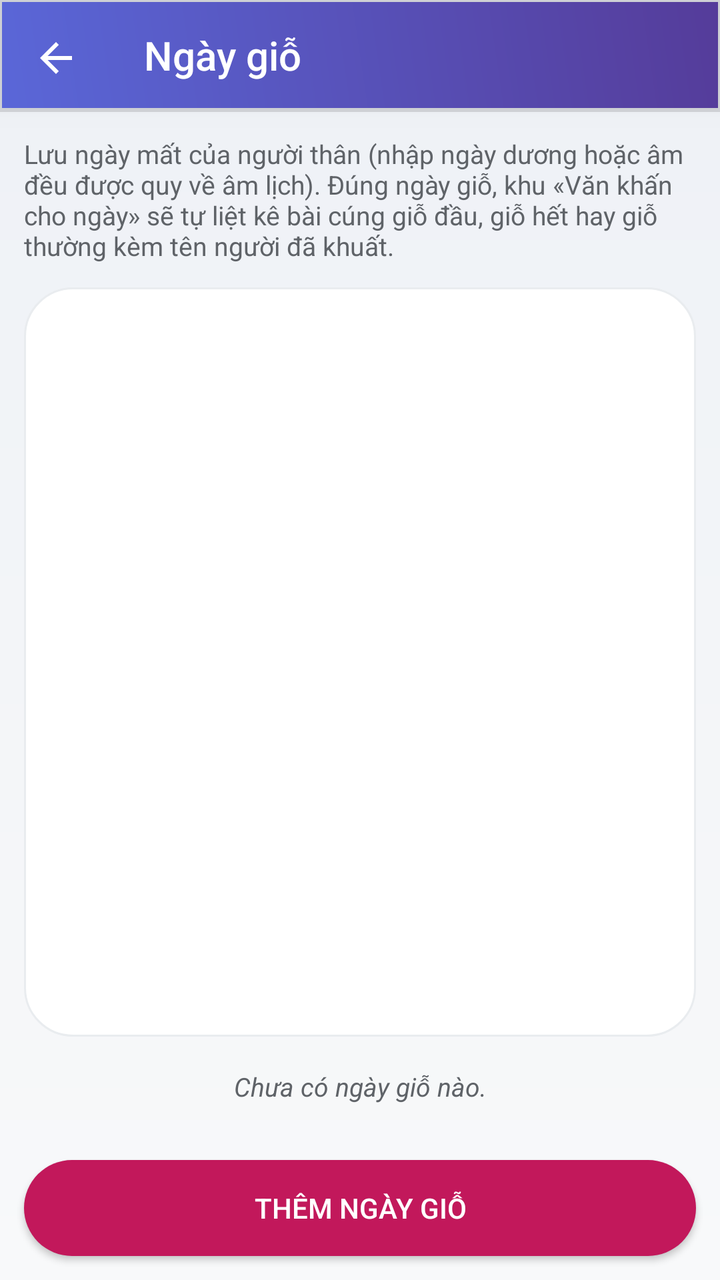
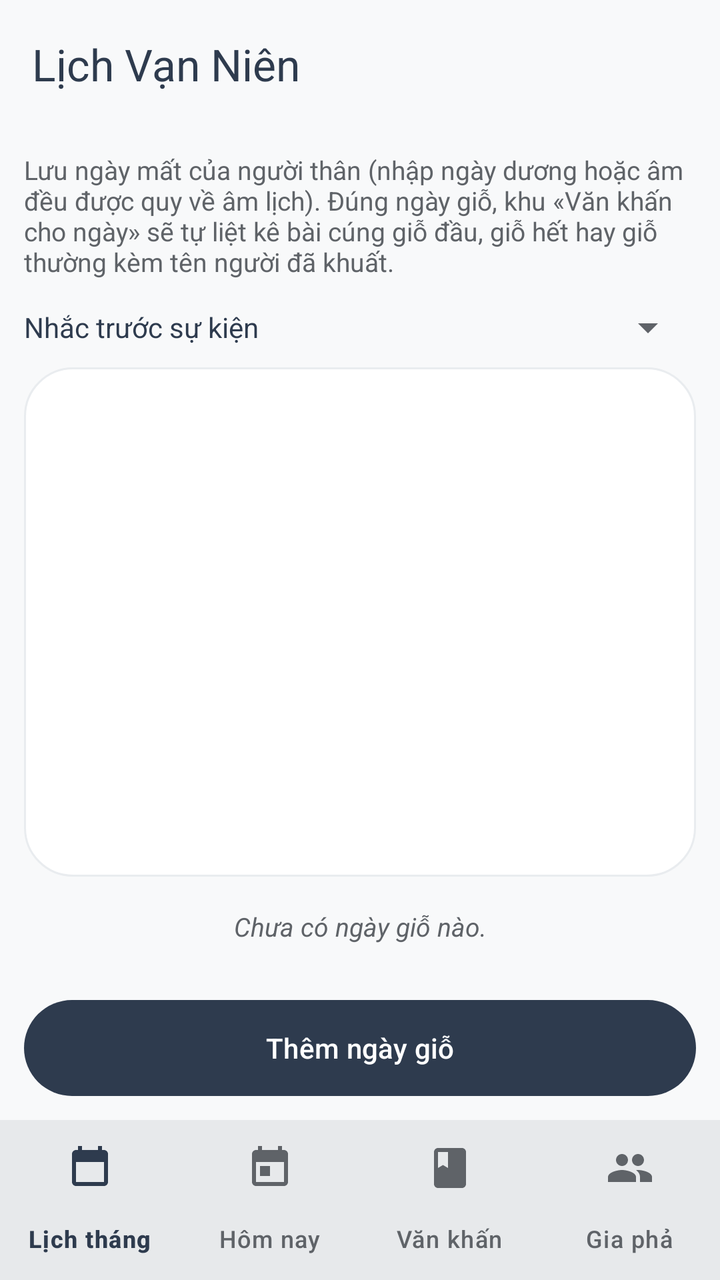

Two renders of the same Android screen: before a commit and after it. Below are the layout's source before the change and the commit's diff.
<!-- AndroidManifest.xml: activity theme AppTheme -->
<!-- res/layout/activity_gio_settings.xml -->
<?xml version="1.0" encoding="utf-8"?>
<LinearLayout xmlns:android="http://schemas.android.com/apk/res/android"
    xmlns:app="http://schemas.android.com/apk/res-auto"
    android:layout_width="match_parent"
    android:layout_height="match_parent"
    android:background="@drawable/month_screen_background"
    android:orientation="vertical">

    <androidx.appcompat.widget.Toolbar
        android:id="@+id/toolbar"
        android:layout_width="match_parent"
        android:layout_height="?attr/actionBarSize"
        android:background="@drawable/toolbar_background"
        android:elevation="8dp"
        android:theme="@style/ThemeOverlay.AppCompat.Dark.ActionBar"
        app:navigationIcon="@drawable/ic_arrow_back"
        app:popupTheme="@style/ThemeOverlay.AppCompat.Light"
        app:title="Ngày giỗ" />

    <TextView
        android:layout_width="match_parent"
        android:layout_height="wrap_content"
        android:padding="12dp"
        android:text="Lưu ngày mất của người thân (nhập ngày dương hoặc âm đều được quy về âm lịch). Đúng ngày giỗ, khu «Văn khấn cho ngày» sẽ tự liệt kê bài cúng giỗ đầu, giỗ hết hay giỗ thường kèm tên người đã khuất."
        android:textColor="@color/textSecondary"
        android:textSize="13sp" />

    <androidx.recyclerview.widget.RecyclerView
        android:id="@+id/gio_list"
        android:layout_width="match_parent"
        android:layout_height="0dp"
        android:layout_weight="1"
        android:layout_marginHorizontal="12dp"
        android:background="@drawable/month_card_background"
        android:clipToPadding="false"
        android:paddingBottom="12dp" />

    <TextView
        android:id="@+id/gio_empty"
        android:layout_width="match_parent"
        android:layout_height="wrap_content"
        android:gravity="center"
        android:paddingVertical="16dp"
        android:text="Chưa có ngày giỗ nào."
        android:textColor="@color/textSecondary"
        android:textSize="13sp"
        android:textStyle="italic" />

    <Button
        android:id="@+id/add_gio_button"
        android:layout_width="match_parent"
        android:layout_height="48dp"
        android:layout_margin="12dp"
        android:background="@drawable/month_primary_button_background"
        android:text="Thêm ngày giỗ"
        android:textColor="@color/textLight"
        android:textSize="14sp" />

</LinearLayout>
<!-- resources referenced by this layout -->
<resources>
  <color name="textLight">#FFFFFF</color>
  <color name="textSecondary">#5F6368</color>
  <!-- drawable ic_arrow_back (drawable) -->
  <?xml version="1.0" encoding="utf-8"?>
  <vector xmlns:android="http://schemas.android.com/apk/res/android"
      android:width="24dp"
      android:height="24dp"
      android:viewportWidth="24"
      android:viewportHeight="24">
      <path
          android:fillColor="#FFFFFF"
          android:pathData="M20,11H7.83l5.59,-5.59L12,4l-8,8 8,8 1.41,-1.41L7.83,13H20v-2z"/>
  </vector>
  <!-- drawable month_card_background (drawable) -->
  <?xml version="1.0" encoding="utf-8"?>
  <shape xmlns:android="http://schemas.android.com/apk/res/android">
      <solid android:color="#FFFFFF" />
      <corners android:radius="24dp" />
      <stroke
          android:width="1dp"
          android:color="@color/cardBorder" />
  </shape>
  <!-- drawable month_primary_button_background (drawable) -->
  <?xml version="1.0" encoding="utf-8"?>
  <shape xmlns:android="http://schemas.android.com/apk/res/android">
      <solid android:color="@color/weekendColor" />
      <corners android:radius="24dp" />
  </shape>
  <!-- drawable month_screen_background (drawable) -->
  <?xml version="1.0" encoding="utf-8"?>
  <shape xmlns:android="http://schemas.android.com/apk/res/android">
      <gradient
          android:angle="90"
          android:endColor="@color/monthBackgroundEnd"
          android:startColor="@color/backgroundPrimary"
          android:type="linear" />
  </shape>
  <!-- drawable toolbar_background (drawable) -->
  <?xml version="1.0" encoding="utf-8"?>
  <layer-list xmlns:android="http://schemas.android.com/apk/res/android">
      
      <item>
          <shape android:shape="rectangle">
              <solid android:color="#20000000" />
              <padding
                  android:bottom="2dp"
                  android:left="1dp"
                  android:right="1dp"
                  android:top="1dp" />
          </shape>
      </item>
      
      
      <item>
          <shape android:shape="rectangle">
              <gradient
                  android:angle="45"
                  android:startColor="@color/gradientSecondaryStart"
                  android:endColor="@color/gradientSecondaryEnd"
                  android:type="linear" />
          </shape>
      </item>
  </layer-list>
  <style name="AppTheme" parent="Theme.AppCompat.Light.NoActionBar">
          <item name="colorPrimary">@color/primaryColor</item>
          <item name="colorPrimaryDark">@color/primaryDarkColor</item>
          <item name="colorAccent">@color/secondaryColor</item>
          <item name="android:windowIsTranslucent">true</item>
          <item name="android:windowTranslucentStatus">true</item>
          <item name="android:statusBarColor">@android:color/transparent</item>
          <item name="android:windowBackground">@color/backgroundPrimary</item>
          <item name="android:textColorPrimary">@color/textPrimary</item>
          <item name="android:textColorSecondary">@color/textSecondary</item>
      </style>
  <color name="cardBorder">#E9ECEF</color>
  <color name="weekendColor">#C2185B</color>
  <color name="monthBackgroundEnd">#EEF1F6</color>
  <color name="backgroundPrimary">#F8F9FA</color>
  <color name="gradientSecondaryStart">#5A67D8</color>
  <color name="gradientSecondaryEnd">#553C9A</color>
  <color name="primaryColor">#2E3B4E</color>
  <color name="primaryDarkColor">#1A2332</color>
  <color name="secondaryColor">#C2185B</color>
  <color name="textPrimary">#2E3B4E</color>
</resources>

<!-- the commit's change to res/layout/activity_gio_settings.xml (unified diff, before → after) -->
@@ -3,19 +3,18 @@
     xmlns:app="http://schemas.android.com/apk/res-auto"
     android:layout_width="match_parent"
     android:layout_height="match_parent"
-    android:background="@drawable/month_screen_background"
-    android:orientation="vertical">
+    android:background="?attr/colorSurface"
+    android:orientation="vertical"
+    android:id="@+id/app_root">
 
-    <androidx.appcompat.widget.Toolbar
-        android:id="@+id/toolbar"
+    <include layout="@layout/app_header" />
+    <LinearLayout
+        android:id="@+id/app_body"
         android:layout_width="match_parent"
-        android:layout_height="?attr/actionBarSize"
-        android:background="@drawable/toolbar_background"
-        android:elevation="8dp"
-        android:theme="@style/ThemeOverlay.AppCompat.Dark.ActionBar"
-        app:navigationIcon="@drawable/ic_arrow_back"
-        app:popupTheme="@style/ThemeOverlay.AppCompat.Light"
-        app:title="Ngày giỗ" />
+        android:layout_height="0dp"
+        android:layout_weight="1"
+        android:orientation="vertical">
+
 
     <TextView
         android:layout_width="match_parent"
@@ -25,6 +24,29 @@
         android:textColor="@color/textSecondary"
         android:textSize="13sp" />
 
+    <LinearLayout
+        android:layout_width="match_parent"
+        android:layout_height="wrap_content"
+        android:gravity="center_vertical"
+        android:orientation="horizontal"
+        android:paddingStart="12dp"
+        android:paddingEnd="12dp"
+        android:paddingBottom="8dp">
+
+        <TextView
+            android:layout_width="0dp"
+            android:layout_height="wrap_content"
+            android:layout_weight="1"
+            android:text="Nhắc trước sự kiện"
+            android:textColor="?attr/colorOnSurface"
+            android:textSize="14sp" />
+
+        <Spinner
+            android:id="@+id/reminder_days_spinner"
+            android:layout_width="wrap_content"
+            android:layout_height="wrap_content"
+            android:minWidth="96dp" />
+    </LinearLayout>
     <androidx.recyclerview.widget.RecyclerView
         android:id="@+id/gio_list"
         android:layout_width="match_parent"
@@ -56,4 +78,33 @@
         android:textColor="@color/textLight"
         android:textSize="14sp" />
 
+        </LinearLayout>
+
+<include layout="@layout/app_bottom_nav" />
+
 </LinearLayout>
+<!-- res/layout/app_header.xml (included above) -->
+<?xml version="1.0" encoding="utf-8"?>
+<com.google.android.material.appbar.MaterialToolbar xmlns:android="http://schemas.android.com/apk/res/android"
+    xmlns:app="http://schemas.android.com/apk/res-auto"
+    android:id="@+id/toolbar"
+    android:layout_width="match_parent"
+    android:layout_height="?attr/actionBarSize"
+    android:background="?attr/colorSurface"
+    android:elevation="0dp"
+    app:navigationIconTint="?attr/colorOnSurface"
+    app:title="@string/app_name"
+    app:titleTextColor="?attr/colorOnSurface" />
+<!-- res/layout/app_bottom_nav.xml (included above) -->
+<?xml version="1.0" encoding="utf-8"?>
+<com.google.android.material.bottomnavigation.BottomNavigationView xmlns:android="http://schemas.android.com/apk/res/android"
+    xmlns:app="http://schemas.android.com/apk/res-auto"
+    android:id="@+id/bottom_navigation"
+    android:layout_width="match_parent"
+    android:layout_height="wrap_content"
+    android:background="?attr/colorSurface"
+    android:elevation="3dp"
+    app:itemIconTint="@color/bottom_nav_item_color"
+    app:itemTextColor="@color/bottom_nav_item_color"
+    app:labelVisibilityMode="labeled"
+    app:menu="@menu/main_bottom_nav" />
<!-- resource entries referenced after the edit -->
@@ -2,25 +2,14 @@
 <resources>
   <color name="textLight">#FFFFFF</color>
   <color name="textSecondary">#5F6368</color>
-  <!-- drawable ic_arrow_back (drawable) -->
-  <?xml version="1.0" encoding="utf-8"?>
-  <vector xmlns:android="http://schemas.android.com/apk/res/android"
-      android:width="24dp"
-      android:height="24dp"
-      android:viewportWidth="24"
-      android:viewportHeight="24">
-      <path
-          android:fillColor="#FFFFFF"
-          android:pathData="M20,11H7.83l5.59,-5.59L12,4l-8,8 8,8 1.41,-1.41L7.83,13H20v-2z"/>
-  </vector>
   <!-- drawable month_card_background (drawable) -->
   <?xml version="1.0" encoding="utf-8"?>
   <shape xmlns:android="http://schemas.android.com/apk/res/android">
-      <solid android:color="#FFFFFF" />
+      <solid android:color="?attr/colorSurfaceVariant" />
       <corners android:radius="24dp" />
       <stroke
           android:width="1dp"
-          android:color="@color/cardBorder" />
+          android:color="?attr/colorOutline" />
   </shape>
   <!-- drawable month_primary_button_background (drawable) -->
   <?xml version="1.0" encoding="utf-8"?>
@@ -28,61 +17,37 @@
       <solid android:color="@color/weekendColor" />
       <corners android:radius="24dp" />
   </shape>
-  <!-- drawable month_screen_background (drawable) -->
-  <?xml version="1.0" encoding="utf-8"?>
-  <shape xmlns:android="http://schemas.android.com/apk/res/android">
-      <gradient
-          android:angle="90"
-          android:endColor="@color/monthBackgroundEnd"
-          android:startColor="@color/backgroundPrimary"
-          android:type="linear" />
-  </shape>
-  <!-- drawable toolbar_background (drawable) -->
-  <?xml version="1.0" encoding="utf-8"?>
-  <layer-list xmlns:android="http://schemas.android.com/apk/res/android">
-      
-      <item>
-          <shape android:shape="rectangle">
-              <solid android:color="#20000000" />
-              <padding
-                  android:bottom="2dp"
-                  android:left="1dp"
-                  android:right="1dp"
-                  android:top="1dp" />
-          </shape>
-      </item>
-      
-      
-      <item>
-          <shape android:shape="rectangle">
-              <gradient
-                  android:angle="45"
-                  android:startColor="@color/gradientSecondaryStart"
-                  android:endColor="@color/gradientSecondaryEnd"
-                  android:type="linear" />
-          </shape>
-      </item>
-  </layer-list>
-  <style name="AppTheme" parent="Theme.AppCompat.Light.NoActionBar">
+  <string name="app_name">Lịch Vạn Niên</string>
+  <style name="AppTheme" parent="Theme.Material3.Light.NoActionBar">
           <item name="colorPrimary">@color/primaryColor</item>
-          <item name="colorPrimaryDark">@color/primaryDarkColor</item>
-          <item name="colorAccent">@color/secondaryColor</item>
-          <item name="android:windowIsTranslucent">true</item>
-          <item name="android:windowTranslucentStatus">true</item>
+          <item name="colorOnPrimary">@color/textLight</item>
+          <item name="colorPrimaryContainer">@color/monthTonal</item>
+          <item name="colorOnPrimaryContainer">@color/primaryDarkColor</item>
+          <item name="colorSecondary">@color/secondaryColor</item>
+          <item name="colorOnSecondary">@color/textLight</item>
+          <item name="colorSecondaryContainer">@color/monthTonal</item>
+          <item name="colorOnSecondaryContainer">@color/primaryDarkColor</item> 
+          <item name="colorSurface">@color/backgroundPrimary</item>
+          <item name="colorOnSurface">@color/textPrimary</item>
+          <item name="colorSurfaceVariant">@color/backgroundSecondary</item>
+          <item name="colorOnSurfaceVariant">@color/textSecondary</item>
+          <item name="colorOutline">@color/cardBorder</item>
+          <item name="android:windowBackground">@color/backgroundPrimary</item>
           <item name="android:statusBarColor">@android:color/transparent</item>
-          <item name="android:windowBackground">@color/backgroundPrimary</item>
+          <item name="android:navigationBarColor">@android:color/transparent</item>
+          <item name="android:windowLightStatusBar">true</item>
+          <item name="android:windowLightNavigationBar">true</item>
           <item name="android:textColorPrimary">@color/textPrimary</item>
           <item name="android:textColorSecondary">@color/textSecondary</item>
       </style>
   <color name="cardBorder">#E9ECEF</color>
   <color name="weekendColor">#C2185B</color>
-  <color name="monthBackgroundEnd">#EEF1F6</color>
   <color name="backgroundPrimary">#F8F9FA</color>
-  <color name="gradientSecondaryStart">#5A67D8</color>
-  <color name="gradientSecondaryEnd">#553C9A</color>
   <color name="primaryColor">#2E3B4E</color>
+  <color name="monthTonal">#FCE4EC</color>
   <color name="primaryDarkColor">#1A2332</color>
   <color name="secondaryColor">#C2185B</color>
   <color name="textPrimary">#2E3B4E</color>
+  <color name="backgroundSecondary">#FFFFFF</color>
 </resources>
 
